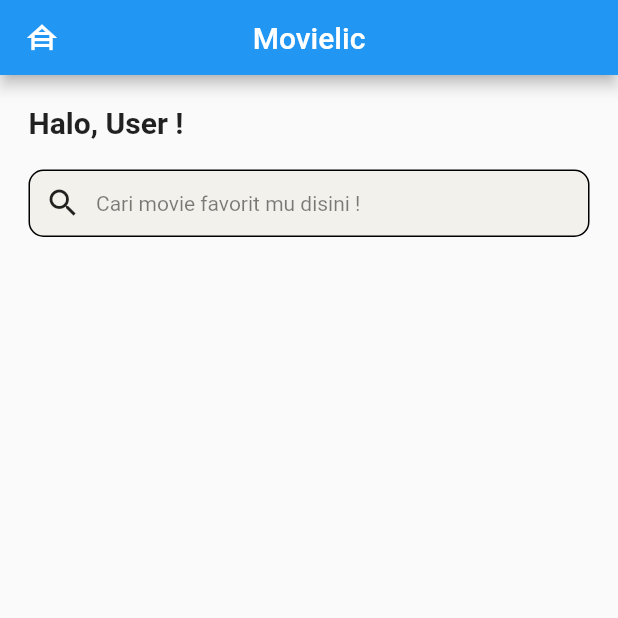
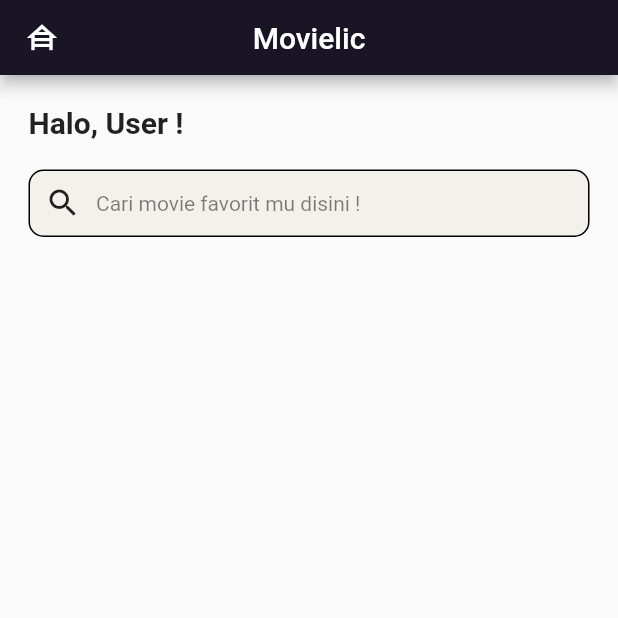
Before and after one commit to Harizt-LF/movieholic_app, a Flutter app: the screen it shows after launch, on a phone screen of 412 x 824 dp, the top half of it. Run offline on Flutter 3.47's test engine with Material 2 defaults, Android fonts, the light colour scheme and no system bars.

Commit message:
lil change

```diff
--- a/lib/main.dart
+++ b/lib/main.dart
@@ -11,6 +11,12 @@ class MainApp extends StatelessWidget {
   Widget build(BuildContext context) {
     return MaterialApp(
       debugShowCheckedModeBanner: false,
+      title: 'Movielic',
+      theme: ThemeData(
+        appBarTheme: const AppBarTheme(
+          color: Color.fromARGB(255, 25, 21, 37),
+        ),
+      ),
       home: SafeArea(
         child: Scaffold(
           appBar: AppBar(
@@ -20,7 +26,7 @@ class MainApp extends StatelessWidget {
               width: 100,
               height: 100,
               //color: Colors.amber,
-              child: Row(
+              child: const Row(
                 mainAxisAlignment: MainAxisAlignment.center,
                 children: [Icon(Icons.house_siding_outlined)], //Test Icon
               ),
```
